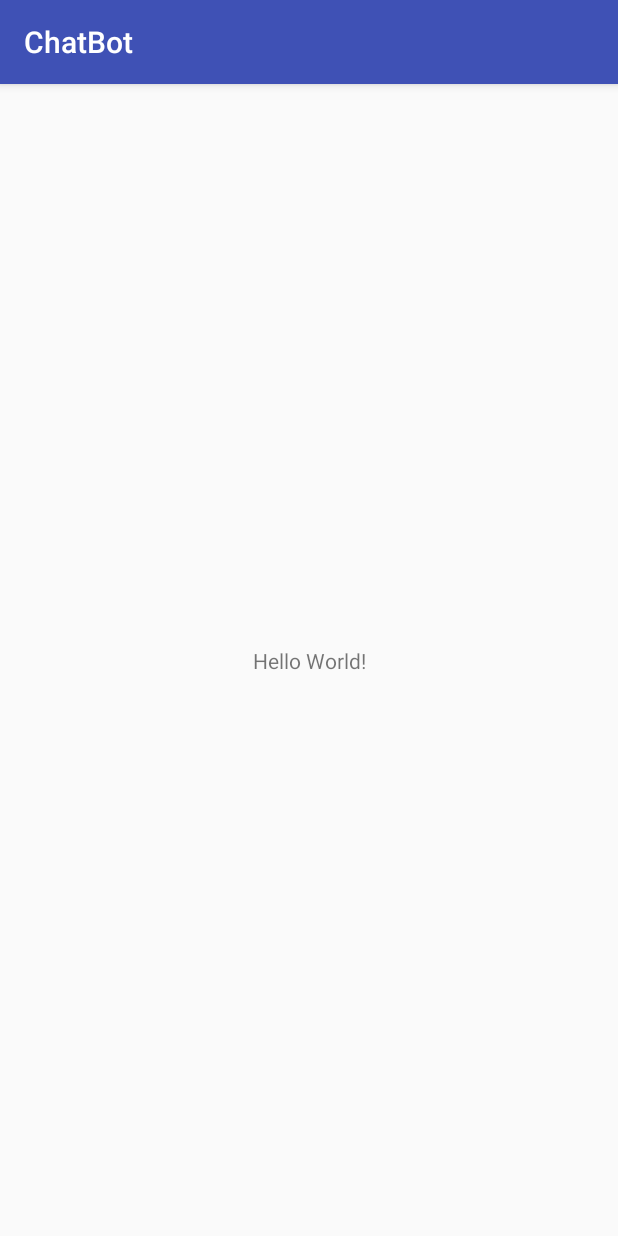
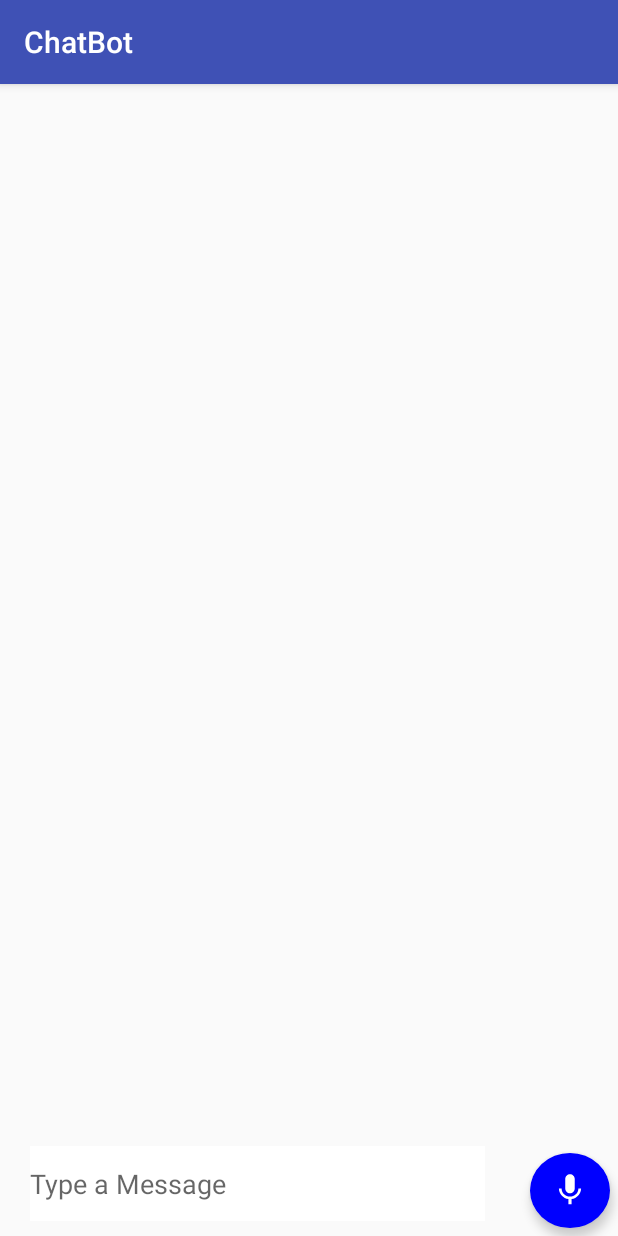
Before and after one commit to VANKINEENITAWRUN/ChatBot, an Android app: the screen it shows after launch (MainActivity), on a phone screen of 412 x 824 dp. Run offline under Robolectric (Android 15) with nearby library versions, the phone set to English and light mode, and no system bars.

Commit message:
added main Activity

```diff
--- a/app/build.gradle
+++ b/app/build.gradle
@@ -27,6 +27,7 @@ dependencies {
     implementation fileTree(dir: 'libs', include: ['*.jar'])
     implementation 'com.android.support:appcompat-v7:26.1.0'
     implementation 'com.android.support.constraint:constraint-layout:1.0.2'
+    implementation 'com.android.support:recyclerview-v7:26.1.0'
     testImplementation 'junit:junit:4.12'
     androidTestImplementation 'com.android.support.test:runner:1.0.1'
     androidTestImplementation 'com.android.support.test.espresso:espresso-core:3.0.1'
--- /dev/null
+++ b/app/src/main/res/drawable/back_fab.xml
@@ -0,0 +1,6 @@
+<shape android:shape="oval"
+    xmlns:android="http://schemas.android.com/apk/res/android">
+    <solid android:color="@color/send_button_background"/>
+    <size android:width="36dp"
+    android:height="36dp"/>
+    <corners android:radius="18dp"/></shape>
--- /dev/null
+++ b/app/src/main/res/drawable/ic_mic_white_24dp.xml
@@ -0,0 +1,9 @@
+<vector xmlns:android="http://schemas.android.com/apk/res/android"
+        android:width="24dp"
+        android:height="24dp"
+        android:viewportWidth="24.0"
+        android:viewportHeight="24.0">
+    <path
+        android:fillColor="#FF000000"
+        android:pathData="M12,14c1.66,0 2.99,-1.34 2.99,-3L15,5c0,-1.66 -1.34,-3 -3,-3S9,3.34 9,5v6c0,1.66 1.34,3 3,3zM17.3,11c0,3 -2.54,5.1 -5.3,5.1S6.7,14 6.7,11L5,11c0,3.41 2.72,6.23 6,6.72L11,21h2v-3.28c3.28,-0.48 6,-3.3 6,-6.72h-1.7z"/>
+</vector>
--- /dev/null
+++ b/app/src/main/res/drawable/left_background.xml
@@ -0,0 +1,5 @@
+<shape android:shape="rectangle"
+    xmlns:android="http://schemas.android.com/apk/res/android" >
+    <corners android:radius="28dp"/>
+    <solid android:color="@color/received_message"/>
+</shape>
--- /dev/null
+++ b/app/src/main/res/drawable/right_background.xml
@@ -0,0 +1,5 @@
+<shape android:shape="rectangle"
+    xmlns:android="http://schemas.android.com/apk/res/android" >
+    <corners android:radius="20dp"/>
+    <solid android:color="@color/sent_message"/>
+</shape>
--- a/app/src/main/res/layout/activity_main.xml
+++ b/app/src/main/res/layout/activity_main.xml
@@ -4,15 +4,66 @@
     xmlns:tools="http://schemas.android.com/tools"
     android:layout_width="match_parent"
     android:layout_height="match_parent"
-    tools:context=".MainActivity">
+    tools:context=".MainActivity"
+    >
 
-    <TextView
-        android:layout_width="wrap_content"
-        android:layout_height="wrap_content"
-        android:text="Hello World!"
-        app:layout_constraintBottom_toBottomOf="parent"
-        app:layout_constraintLeft_toLeftOf="parent"
-        app:layout_constraintRight_toRightOf="parent"
+    <android.support.v7.widget.RecyclerView
+        android:id="@+id/recycle_view"
+        android:layout_width="match_parent"
+        android:layout_height="match_parent"
+        android:layout_marginTop="10dp"
+        android:clipToPadding="false"
+        android:paddingBottom="5dp"
+        android:paddingTop="10dp"
         app:layout_constraintTop_toTopOf="parent" />
 
+    <RelativeLayout
+        android:id="@+id/relativeLayout"
+        android:layout_width="match_parent"
+        android:layout_height="wrap_content"
+        app:layout_constraintBottom_toBottomOf="parent">
+
+        <RelativeLayout
+            android:layout_width="match_parent"
+            android:layout_height="wrap_content"
+            android:layout_marginBottom="10dp"
+            android:layout_marginEnd="10dp"
+            android:elevation="2dp"
+            android:layout_toStartOf="@id/addBtn"
+            android:layout_marginStart="10dp">
+
+            <EditText
+                android:layout_width="match_parent"
+                android:layout_height="wrap_content"
+                android:minHeight="50dp"
+                android:layout_marginStart="10dp"
+                android:layout_marginEnd="20dp"
+                android:background="#fff"
+                android:hint="@string/type_message"
+                android:textSize="18sp" />
+
+        </RelativeLayout>
+
+        <RelativeLayout
+            android:id="@+id/addBtn"
+            android:layout_width="53dp"
+            android:layout_height="50dp"
+            android:layout_alignParentEnd="true"
+            android:layout_centerInParent="true"
+            android:layout_marginBottom="10dp"
+            android:layout_marginEnd="5dp"
+            android:background="@drawable/back_fab"
+            android:elevation="4dp">
+
+            <ImageView
+                android:id="@+id/fab_img"
+                android:layout_width="25dp"
+                android:layout_height="25dp"
+                android:layout_centerInParent="true"
+                android:src="@drawable/ic_mic_white_24dp"
+                android:tint="#fff" />
+
+        </RelativeLayout>
+    </RelativeLayout>
+
 </android.support.constraint.ConstraintLayout>
--- a/app/src/main/res/values/colors.xml
+++ b/app/src/main/res/values/colors.xml
@@ -3,4 +3,9 @@
     <color name="colorPrimary">#3F51B5</color>
     <color name="colorPrimaryDark">#303F9F</color>
     <color name="colorAccent">#FF4081</color>
+    <color name="send_button_background">#00f</color>
+    <color name="sent_message">#00f</color>
+    <color name="sent_message_color">#fff</color>
+    <color name="received_message">#fff</color>
+    <color name="received_message_color">#121212</color>
 </resources>
--- a/app/src/main/res/values/strings.xml
+++ b/app/src/main/res/values/strings.xml
@@ -1,3 +1,4 @@
 <resources>
     <string name="app_name">ChatBot</string>
+    <string name="type_message">Type a Message</string>
 </resources>
```
Also changed, not shown: app/src/main/res/layout/list_item.xml (added, +30 -0 lines).
